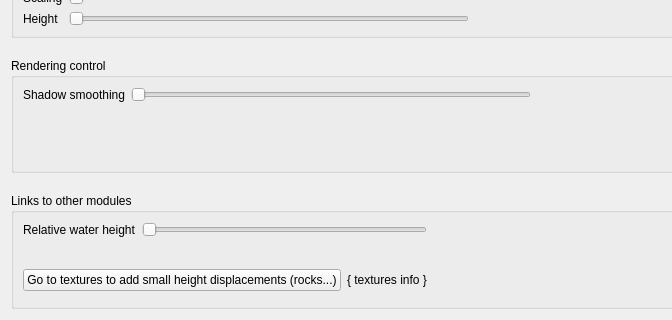
thunderk/paysages3d, file src/editing/terrain/mainterrainform.ui: the form before one commit; both pictures show x 0 to 672 and y 400 to 720 of the 1079 by 720 pixel window.
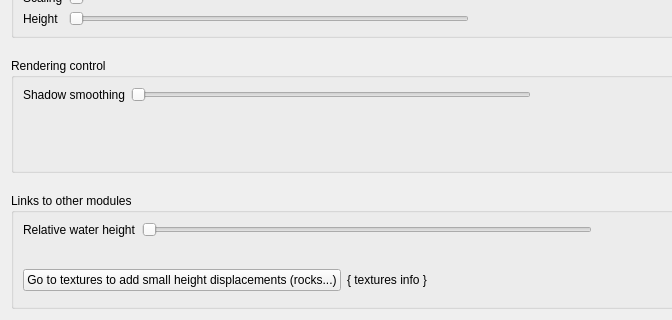
The form after the commit. Icons and pictures are not drawn. Custom widgets are drawn as their Qt base class.

Commit message: Polish of terrain tab (translations mostly)

```diff
--- a/src/editing/terrain/mainterrainform.ui
+++ b/src/editing/terrain/mainterrainform.ui
@@ -251,12 +251,24 @@
               </item>
               <item row="0" column="1">
                <widget class="WidgetSliderDecimal" name="input_water_height">
+                <property name="minimumSize">
+                 <size>
+                  <width>450</width>
+                  <height>0</height>
+                 </size>
+                </property>
                 <property name="maximumSize">
                  <size>
                   <width>400</width>
                   <height>16777215</height>
                  </size>
                 </property>
+                <property name="maximum">
+                 <number>499</number>
+                </property>
+                <property name="pageStep">
+                 <number>50</number>
+                </property>
                 <property name="orientation">
                  <enum>Qt::Horizontal</enum>
                 </property>
```
Left out of the diff: 6 changed lines with no effect on the pictures. The commit also changes 2 other files.
